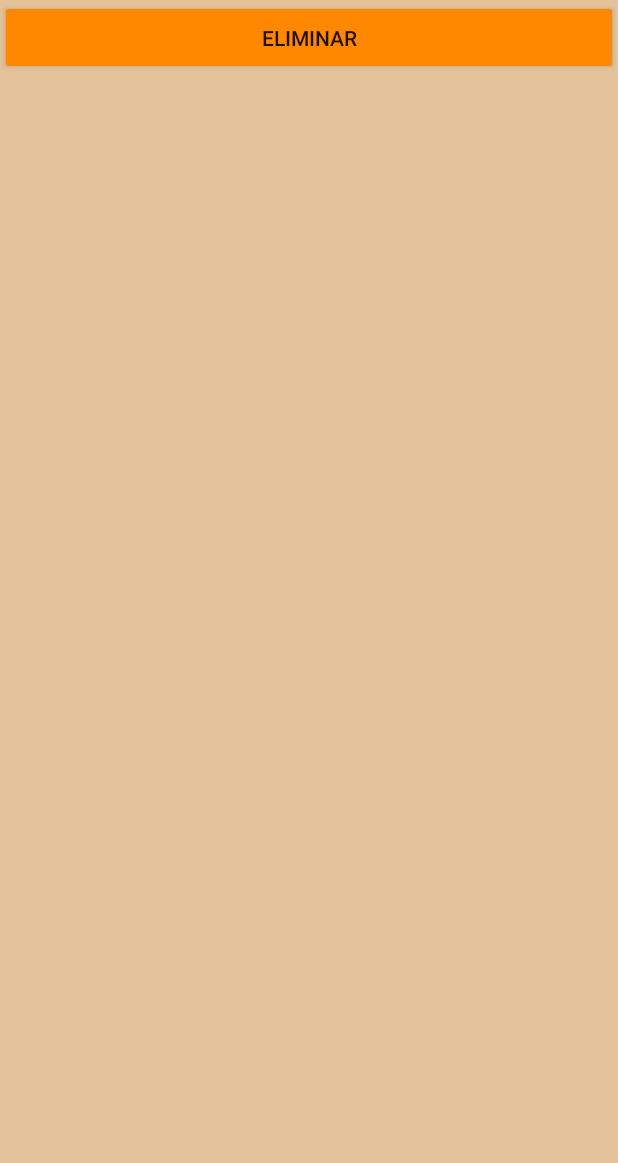
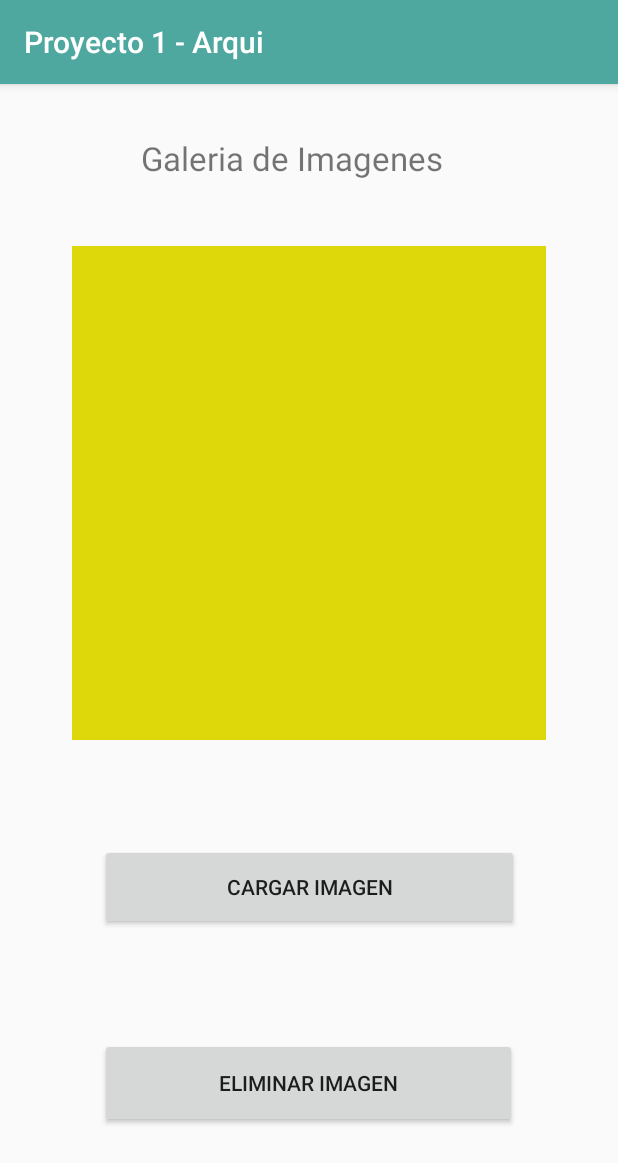
Before and after one commit to PaolaCasiano/Proyecto1_Arqui1, an Android app: the Main4Activity screen opened directly, with no data from a screen before it, on a phone screen of 412 x 824 dp. Shown: the top 1163 px of the screen. Run offline under Robolectric (Android 15) with nearby library versions, the light colour scheme and no system bars; pictures from the network do not load.

Commit message:
Ya tiene fondo blanco

```diff
--- a/ARQUI1_P1/app/src/main/java/com/example/arqui1_p1/Lienzo.java
+++ b/ARQUI1_P1/app/src/main/java/com/example/arqui1_p1/Lienzo.java
@@ -2,6 +2,7 @@ package com.example.arqui1_p1;
 
 import android.content.Context;
 import android.graphics.Bitmap;
+import android.graphics.BitmapFactory;
 import android.graphics.Color;
 import android.graphics.Paint;
 import android.graphics.PorterDuff;
@@ -48,11 +49,14 @@ public class Lienzo extends View{
         drawPaint.setStyle(Paint.Style.STROKE);
         drawPaint.setStrokeJoin(Paint.Join.ROUND);
         drawPaint.setStrokeCap(Paint.Cap.ROUND);
+        drawPaint.setStrokeWidth(10);
         canvasPaint = new Paint(Paint.DITHER_FLAG);
+
 
     }
     @Override
     protected  void onDraw(Canvas canvas){
+        canvas.drawColor(Color.WHITE);
         canvas.drawBitmap(canvasBitmap, 0, 0, canvasPaint);
         canvas.drawPath(drawPath, drawPaint);
     }
@@ -103,4 +107,6 @@ public class Lienzo extends View{
     public void activarPen(int i){
         this.activarpen = i;
     }
+
+
 }
--- a/ARQUI1_P1/app/src/main/java/com/example/arqui1_p1/Main4Activity.java
+++ b/ARQUI1_P1/app/src/main/java/com/example/arqui1_p1/Main4Activity.java
@@ -5,85 +5,156 @@ import androidx.core.app.ActivityCompat;
 import androidx.core.content.ContextCompat;
 
 import android.Manifest;
-import android.app.Activity;
-import android.app.Dialog;
-import android.content.Context;
 import android.content.Intent;
 import android.content.pm.PackageManager;
-import android.database.Cursor;
-import android.graphics.Bitmap;
-import android.graphics.BitmapFactory;
 import android.net.Uri;
 import android.os.Build;
 import android.os.Bundle;
 import android.provider.MediaStore;
 import android.util.Log;
-import android.view.LayoutInflater;
 import android.view.View;
-import android.view.ViewGroup;
-import android.widget.AdapterView;
-import android.widget.BaseAdapter;
 import android.widget.Button;
 import android.widget.GridLayout;
-import android.widget.GridView;
 import android.widget.ImageView;
 import android.widget.TextView;
-import android.widget.Toast;
+
 
 import java.io.File;
-import java.util.ArrayList;
-import java.util.LinkedList;
 
 
-public class Main4Activity extends Activity  {
-    Button btnEliminar;
-    ArrayList<Imagen> f = new ArrayList<>();
-    File[] listFile;
-    String pathtemp;
+
+public class Main4Activity extends AppCompatActivity implements View.OnClickListener {
+    final int MY_PERMISSIONS_REQUEST_WRITE_EXTERNAL_STORAGE=45;//
+    final int MY_PERMISSIONS_REQUEST_READ_EXTERNAL_STORAGE=46;
+    Button btncargar,btneliminar;
+    TextView tv;
+    ImageView imagen;
+    String pathactual;
+
     @Override
-    public void onCreate(Bundle savedInstanceState) {
+    protected void onCreate(Bundle savedInstanceState) {
         super.onCreate(savedInstanceState);
         setContentView(R.layout.activity_main4);
-        getImagenes();
-        GridView gridView = findViewById(R.id.myGrid);
-        gridView.setAdapter(new imageAdapter(f,this));
-        btnEliminar = (Button)findViewById(R.id.btn_eliminar);
-        btnEliminar.setOnClickListener(new View.OnClickListener() {
+
+        tv = findViewById(R.id.textView2);
+        imagen = findViewById(R.id.imageView);
+        btncargar=findViewById(R.id.button5);
+        btncargar.setOnClickListener(this);
+        btneliminar= findViewById(R.id.button6);
+        btneliminar.setOnClickListener(new View.OnClickListener() {
             @Override
             public void onClick(View view) {
-                File myFile = new File(pathtemp);
-                if(myFile.exists())
-                    myFile.delete();
-                Toast.makeText(getApplicationContext(),"Imagen Eliminada Exitosamente",Toast.LENGTH_SHORT).show();
-                finish();
-                startActivity(getIntent());
+                try{
+                    File file = new File(pathactual);
+                    if(file.exists()){
+                        file.delete();
+                    }
+                }catch (Exception e){
+                   e.printStackTrace();
+                }
+
             }
         });
-        gridView.setOnItemClickListener(new AdapterView.OnItemClickListener() {
-            @Override
-            public void onItemClick(AdapterView<?> adapterView, View view, int i, long l) {
-                int posactual=f.get(i).id;
-                Log.e("POSICION","La posicion es: "+posactual);
-                pathtemp=f.get(posactual).path;
-            }
-        });
+
+        solicitarPermisos();
     }
-    public void getImagenes()
-    {
-        File file= new File(android.os.Environment.getExternalStorageDirectory(),"imagenespaint");
-
-        if (file.isDirectory())
-        {
-            listFile = file.listFiles();
 
 
-            for (int i = 0; i < listFile.length; i++)
-            {
 
-                f.add(new Imagen(i,listFile[i].getAbsolutePath()));
+    protected void solicitarPermisos(){
+        if(ContextCompat.checkSelfPermission(this, Manifest.permission.WRITE_EXTERNAL_STORAGE) != PackageManager.PERMISSION_GRANTED){
+            // Permission is not granted
+            // Should we show an explanation?
+//            if(ActivityCompat.shouldShowRequestPermissionRationale(this,
+//                    Manifest.permission.WRITE_EXTERNAL_STORAGE)){
+//                // Show an explanation to the user *asynchronously* -- don't block
+//                // this thread waiting for the user's response! After the user
+//                // sees the explanation, try again to request the permission.
+//            }
+//            else{
+            // No explanation needed; request the permission
+            ActivityCompat.requestPermissions(this, new String[]{Manifest.permission.WRITE_EXTERNAL_STORAGE},MY_PERMISSIONS_REQUEST_WRITE_EXTERNAL_STORAGE);
+            // MY_PERMISSIONS_REQUEST_READ_CONTACTS is an
+            // app-defined int constant. The callback method gets the
+            // result of the request.
+//            }
 
+        }
+        else {
+            // Permission has already been granted
+        }
+        if(ContextCompat.checkSelfPermission(this, Manifest.permission.READ_EXTERNAL_STORAGE) != PackageManager.PERMISSION_GRANTED){
+            // Permission is not granted
+            // Should we show an explanation?
+//            if(ActivityCompat.shouldShowRequestPermissionRationale(this,
+//                    Manifest.permission.WRITE_EXTERNAL_STORAGE)){
+//                // Show an explanation to the user *asynchronously* -- don't block
+//                // this thread waiting for the user's response! After the user
+//                // sees the explanation, try again to request the permission.
+//            }
+//            else{
+            // No explanation needed; request the permission
+            ActivityCompat.requestPermissions(this, new String[]{Manifest.permission.READ_EXTERNAL_STORAGE},MY_PERMISSIONS_REQUEST_READ_EXTERNAL_STORAGE);
+            // MY_PERMISSIONS_REQUEST_READ_CONTACTS is an
+            // app-defined int constant. The callback method gets the
+            // result of the request.
+//            }
+
+        }
+        else {
+            // Permission has already been granted
+        }
+    }
+    @Override
+    public void onRequestPermissionsResult(int requestCode,
+                                           String[] permissions, int[] grantResults) {
+        switch (requestCode) {
+            case MY_PERMISSIONS_REQUEST_WRITE_EXTERNAL_STORAGE: {
+                // If request is cancelled, the result arrays are empty.
+                if (grantResults.length > 0
+                        && grantResults[0] == PackageManager.PERMISSION_GRANTED) {
+                    // permission was granted, yay! Do the
+                    // contacts-related task you need to do.
+                    Log.v("Msj","Permission is granted");
+                } else {
+                    Log.v("Msj","Permission denied");
+                    // permission denied, boo! Disable the
+                    // functionality that depends on this permission.
+                }
+                return;
             }
+            case MY_PERMISSIONS_REQUEST_READ_EXTERNAL_STORAGE:
+                // If request is cancelled, the result arrays are empty.
+                if (grantResults.length > 0
+                        && grantResults[0] == PackageManager.PERMISSION_GRANTED) {
+                    // permission was granted, yay! Do the
+                    // contacts-related task you need to do.
+                    Log.v("Msj","Permission is granted");
+                } else {
+                    // permission denied, boo! Disable the
+                    // functionality that depends on this permission.
+                    Log.v("Msj","Permission denied");
+                }
+                return;
+            // other 'case' lines to check for other
+            // permissions this app might request.
         }
     }
 
+    @Override
+    public void onClick(View view) {
+        Intent intent = new Intent(Intent.ACTION_GET_CONTENT);
+        intent.setType("image/");
+        startActivityForResult(intent,0);
+
+    }
+    @Override
+    protected  void onActivityResult(int requestCode,int resultCode,Intent data){
+        super.onActivityResult(requestCode,resultCode,data);
+        if(resultCode==RESULT_OK){
+            Uri path =data.getData();
+            Log.e(pathactual,"Odiomibida");
+            imagen.setImageURI(path);
+        }
+    }
 }
--- a/ARQUI1_P1/app/src/main/res/layout/activity_main4.xml
+++ b/ARQUI1_P1/app/src/main/res/layout/activity_main4.xml
@@ -1,26 +1,59 @@
 <?xml version="1.0" encoding="utf-8"?>
-<RelativeLayout xmlns:android="http://schemas.android.com/apk/res/android"
+<androidx.appcompat.widget.LinearLayoutCompat xmlns:android="http://schemas.android.com/apk/res/android"
+    xmlns:app="http://schemas.android.com/apk/res-auto"
     xmlns:tools="http://schemas.android.com/tools"
     android:layout_width="match_parent"
     android:layout_height="match_parent"
-    android:background="#E4C299"
-    tools:context=".Main4Activity">
+    tools:context=".Main4Activity"
+    android:orientation="vertical"
+    android:weightSum="10">
 
-    <Button
-        android:id="@+id/btn_eliminar"
+    <androidx.constraintlayout.widget.ConstraintLayout
         android:layout_width="match_parent"
-        android:layout_height="50dp"
-        android:backgroundTint="#FF8800"
-        android:text="ELIMINAR" />
+        android:layout_height="match_parent">
 
-    <GridView
-        android:id="@+id/myGrid"
-        android:layout_width="match_parent"
-        android:layout_height="match_parent"
-        android:layout_below="@+id/btn_eliminar"
-        android:columnWidth="100dp"
-        android:foregroundTint="#FCFBFB"
-        android:horizontalSpacing="10dp"
-        android:numColumns="auto_fit"
-        android:verticalSpacing="10dp" />
-</RelativeLayout>
+        <TextView
+            android:id="@+id/textView2"
+            android:layout_width="wrap_content"
+            android:layout_height="wrap_content"
+            android:text="Galeria de Imagenes"
+            app:layout_constraintBottom_toBottomOf="parent"
+            app:layout_constraintEnd_toEndOf="parent"
+            app:layout_constraintHorizontal_bias="0.447"
+            app:layout_constraintStart_toStartOf="parent"
+            app:layout_constraintTop_toTopOf="parent"
+            android:textSize="22dp"
+            app:layout_constraintVertical_bias="0.047" />
+
+        <ImageView
+            android:id="@+id/imageView"
+            android:layout_width="316dp"
+            android:layout_height="329dp"
+            android:layout_marginTop="44dp"
+            app:layout_constraintEnd_toEndOf="parent"
+            app:layout_constraintStart_toStartOf="parent"
+            app:layout_constraintTop_toBottomOf="@+id/textView2"
+            app:srcCompat="@color/colorAccent" />
+
+        <Button
+            android:id="@+id/button5"
+            android:layout_width="279dp"
+            android:layout_height="57dp"
+            android:layout_marginBottom="204dp"
+            android:text="Cargar Imagen"
+            app:layout_constraintBottom_toBottomOf="parent"
+            app:layout_constraintEnd_toEndOf="parent"
+            app:layout_constraintStart_toStartOf="parent" />
+
+        <Button
+            android:id="@+id/button6"
+            android:layout_width="278dp"
+            android:layout_height="60dp"
+            android:text="Eliminar Imagen"
+            app:layout_constraintBottom_toBottomOf="parent"
+            app:layout_constraintEnd_toEndOf="parent"
+            app:layout_constraintHorizontal_bias="0.498"
+            app:layout_constraintStart_toStartOf="parent"
+            app:layout_constraintTop_toBottomOf="@+id/button5" />
+    </androidx.constraintlayout.widget.ConstraintLayout>
+</androidx.appcompat.widget.LinearLayoutCompat>
```
Also changed, not shown: ARQUI1_P1/app/src/main/java/com/example/arqui1_p1/Main3Activity.java (+7 -2 lines).
